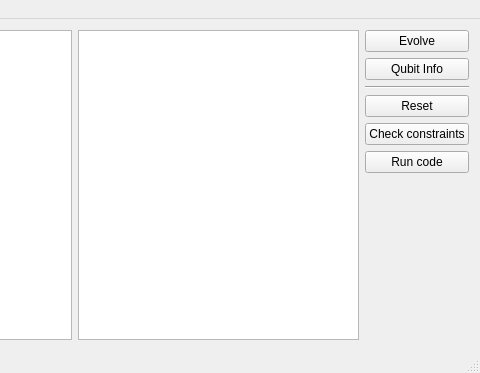
Qt form src/gui/MainWindow.ui (alxhotel/crossbar-simulator) before a commit; both pictures show x 220 to 700 and y 0 to 373 of the 700 by 373 pixel window.
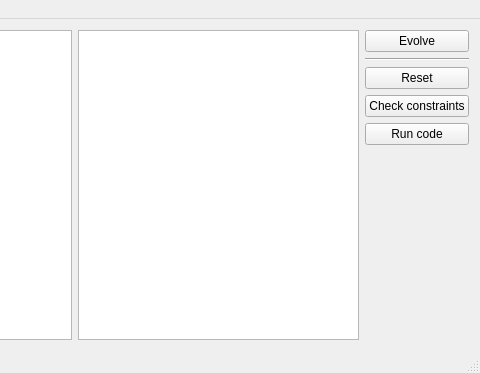
The same form after that commit.

```diff
--- a/src/gui/MainWindow.ui
+++ b/src/gui/MainWindow.ui
@@ -62,13 +62,6 @@
             </property>
            </widget>
           </item>
-          <item>
-           <widget class="QPushButton" name="qubitInfoButton">
-            <property name="text">
-             <string>Qubit Info</string>
-            </property>
-           </widget>
-          </item>
           <item>
            <widget class="Line" name="line">
             <property name="orientation">
```
Left out of the diff: 6 changed lines with no effect on the pictures.
